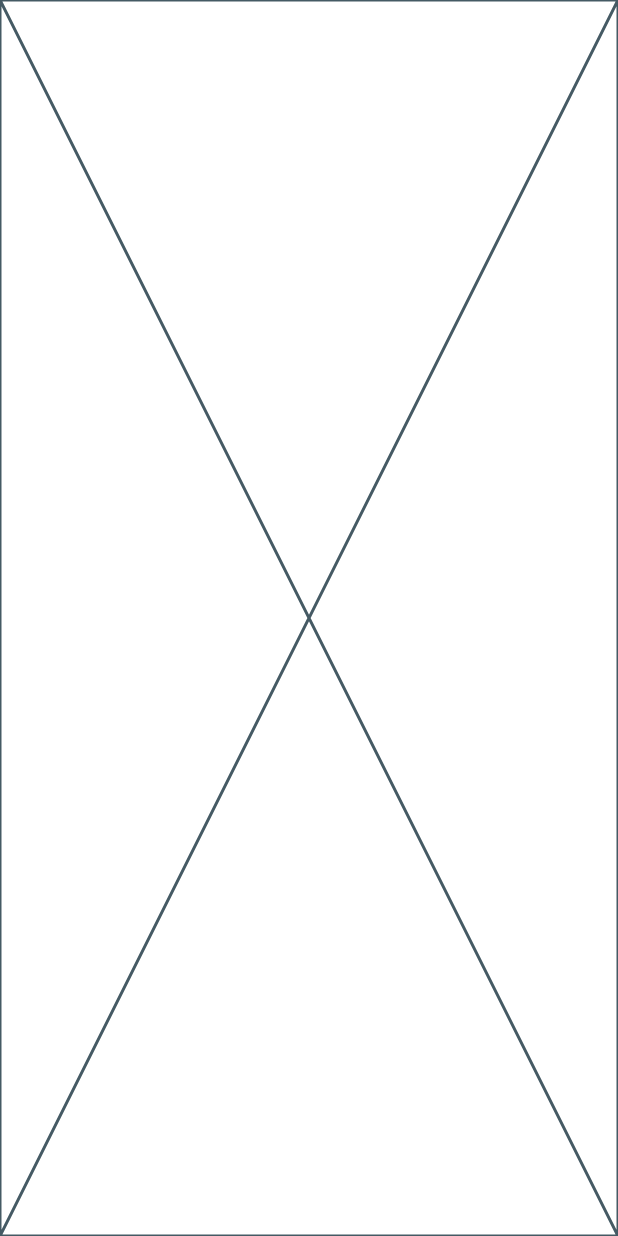
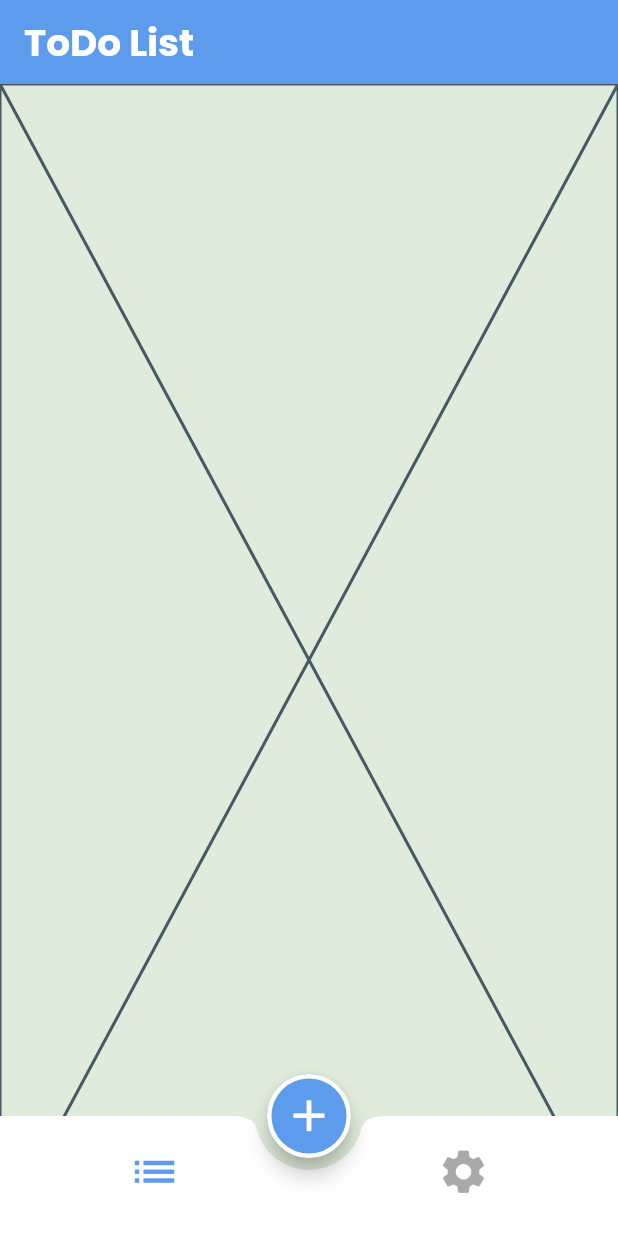
Before and after one commit to RanaGebril/todo, a Flutter app: the screen it shows after launch, on a phone screen of 412 x 824 dp. Run offline on Flutter 3.47's test engine with Material 3 defaults, Android fonts, the phone set to English and light mode, and no system bars.

Commit message:
home ui start

```diff
--- a/lib/AppColors.dart
+++ b/lib/AppColors.dart
@@ -7,7 +7,7 @@ class Appcolors{
 
   static const Color primary_dark = Color(0xff060E1E);
   static const Color secondary_dark= Color(0xff141922);
-  static const Color BlueColor = Color(0xff5D9CEC);
+  static const Color blueColor = Color(0xff5D9CEC);
 
   static const Color whiteColor = Color(0xffFFFFFF);
   static const Color grayColor1 = Color(0xffA9A9A9);
--- a/lib/App_theme_data.dart
+++ b/lib/App_theme_data.dart
@@ -0,0 +1,23 @@
+import 'package:flutter/material.dart';
+import 'package:todo/AppColors.dart';
+
+class AppThemeData{
+  static  ThemeData light_mode=ThemeData(
+     appBarTheme: AppBarTheme(
+       color: Appcolors.blueColor,
+       // titleTextStyle: TextStyle(
+       //   fontFamily: "Poppins",
+       //   fontWeight: FontWeight.w700,
+       //   fontSize: 42,
+       //   height: 33,
+       //   color: Appcolors.whiteColor,
+       //   backgroundColor: Appcolors.blackFontColor
+       // )
+
+     ),
+    //scaffoldBackgroundColor: Appcolors.primary_light
+  );
+  ThemeData dark_mode=ThemeData(
+
+  );
+}
--- a/lib/home_screen.dart
+++ b/lib/home_screen.dart
@@ -1,11 +1,76 @@
 import 'package:flutter/material.dart';
+import 'package:todo/AppColors.dart';
+import 'package:todo/tabs/list_tab.dart';
+import 'package:todo/tabs/setting_tab.dart';
 
-class HomeScreen extends StatelessWidget {
-  static const String routeName="home";
-  const HomeScreen({super.key});
+class HomeScreen extends StatefulWidget {
+  static const String routeName = "home";
+
+  HomeScreen({super.key});
+
+  @override
+  State<HomeScreen> createState() => _HomeScreenState();
+}
+
+class _HomeScreenState extends State<HomeScreen> {
+  int selectedIndex = 0;
 
   @override
   Widget build(BuildContext context) {
-    return const Placeholder();
+    return Scaffold(
+      backgroundColor: Appcolors.primary_light,
+      appBar: AppBar(
+        title: Text(
+          "ToDo List",
+          style: TextStyle(
+            fontFamily: "Poppins",
+            fontWeight: FontWeight.w500,
+            fontSize: 25,
+            color: Appcolors.whiteColor,
+          ),
+        ),
+      ),
+      bottomNavigationBar: BottomAppBar(
+        padding: EdgeInsets.all(0),
+        notchMargin: 8,
+        shape: CircularNotchedRectangle(),
+        color: Appcolors.whiteColor,
+        child: BottomNavigationBar(
+          type: BottomNavigationBarType.fixed,
+          backgroundColor: Colors.transparent,
+          elevation: 0,
+          unselectedItemColor: Appcolors.grayColor1,
+          selectedItemColor: Appcolors.blueColor,
+          showUnselectedLabels: false,
+          showSelectedLabels: false,
+          iconSize: 35,
+          currentIndex: selectedIndex,
+          onTap: (index) {
+            selectedIndex = index;
+            setState(() {});
+          },
+          items: [
+            BottomNavigationBarItem(icon: Icon(Icons.list), label: "my list"),
+            BottomNavigationBarItem(
+                icon: Icon(Icons.settings), label: "setting")
+          ],
+        ),
+      ),
+      floatingActionButton: FloatingActionButton(
+        onPressed: () {},
+        child: Icon(Icons.add, color: Appcolors.whiteColor, size: 35),
+        backgroundColor: Appcolors.blueColor,
+        shape: RoundedRectangleBorder(
+            borderRadius: BorderRadius.circular(30),
+            side: BorderSide(color: Appcolors.whiteColor, width: 3)),
+      ),
+      floatingActionButtonLocation: FloatingActionButtonLocation.centerDocked,
+
+      extendBody: true,
+      //allow the body to be appear under the bottom navigation bar
+      body:  taps[selectedIndex],
+    );
   }
+
+  List<Widget> taps = [ListTab(), SettingTab()];
 }
--- a/lib/main.dart
+++ b/lib/main.dart
@@ -1,4 +1,6 @@
 import 'package:flutter/material.dart';
+import 'package:todo/App_theme_data.dart';
+import 'package:todo/home_screen.dart';
 import 'package:todo/splash_screen.dart';
 
 void main() {
@@ -12,12 +14,13 @@ class MyApp extends StatelessWidget {
   Widget build(BuildContext context) {
     return MaterialApp(
       debugShowCheckedModeBanner: false,
-      // theme: ,
+       theme: AppThemeData.light_mode,
       // darkTheme: ,
-      // themeMode: ,
+       themeMode: ThemeMode.light,
        initialRoute: SplashScreen.routeName ,
        routes: {
-        SplashScreen.routeName:(context)=> SplashScreen()
+        SplashScreen.routeName:(context)=> SplashScreen(),
+         HomeScreen.routeName:(context)=> HomeScreen()
        },
     );
   }
--- a/lib/splash_screen.dart
+++ b/lib/splash_screen.dart
@@ -1,5 +1,4 @@
 import 'dart:async';
-
 import 'package:flutter/material.dart';
 import 'package:todo/AppColors.dart';
 import 'package:todo/home_screen.dart';
@@ -15,15 +14,13 @@ class SplashScreen extends StatefulWidget {
 
 class _SplashScreenState extends State<SplashScreen> {
   @override
-  @override
   void initState() {
-    Timer(Duration(seconds: 4), (){
-      Navigator.pushReplacement(context,MaterialPageRoute(builder: (context) {
-        return HomeScreen();
-      },));
+    Timer(Duration(seconds: 3), () {
+      Navigator.pushReplacementNamed(context, HomeScreen.routeName);
     });
     super.initState();
   }
+
   @override
   Widget build(BuildContext context) {
     return Container(
@@ -32,11 +29,10 @@ class _SplashScreenState extends State<SplashScreen> {
         crossAxisAlignment: CrossAxisAlignment.stretch,
         children: [
           Image.asset("assets/images/logo.png",
-              height: MediaQuery.of(context).size.height*0.715
-          ),
-
-          Image.asset("assets/images/routeBlue.png",
-            )
+              height: MediaQuery.of(context).size.height * 0.715),
+          Image.asset(
+            "assets/images/routeBlue.png",
+          )
         ],
       ),
     );
--- /dev/null
+++ b/lib/tabs/list_tab.dart
@@ -0,0 +1,10 @@
+import 'package:flutter/material.dart';
+
+class ListTab extends StatelessWidget {
+  const ListTab({super.key});
+
+  @override
+  Widget build(BuildContext context) {
+    return const Placeholder();
+  }
+}
--- /dev/null
+++ b/lib/tabs/setting_tab.dart
@@ -0,0 +1,20 @@
+import 'package:flutter/material.dart';
+
+class SettingTab extends StatelessWidget {
+  const SettingTab({super.key});
+
+  @override
+  Widget build(BuildContext context) {
+    return Padding(
+      padding: const EdgeInsets.symmetric(vertical: 20,horizontal: 40),
+      child: Column(
+        children: [
+          Text("Language",
+          style: TextStyle(
+            fontSize: 20
+          ),)
+        ],
+      ),
+    );
+  }
+}
```
Also changed, not shown: pubspec.yaml (+9 -10 lines), assets/fonts/Poppins-Bold.ttf (added), assets/fonts/Roboto-Black.ttf (added).
